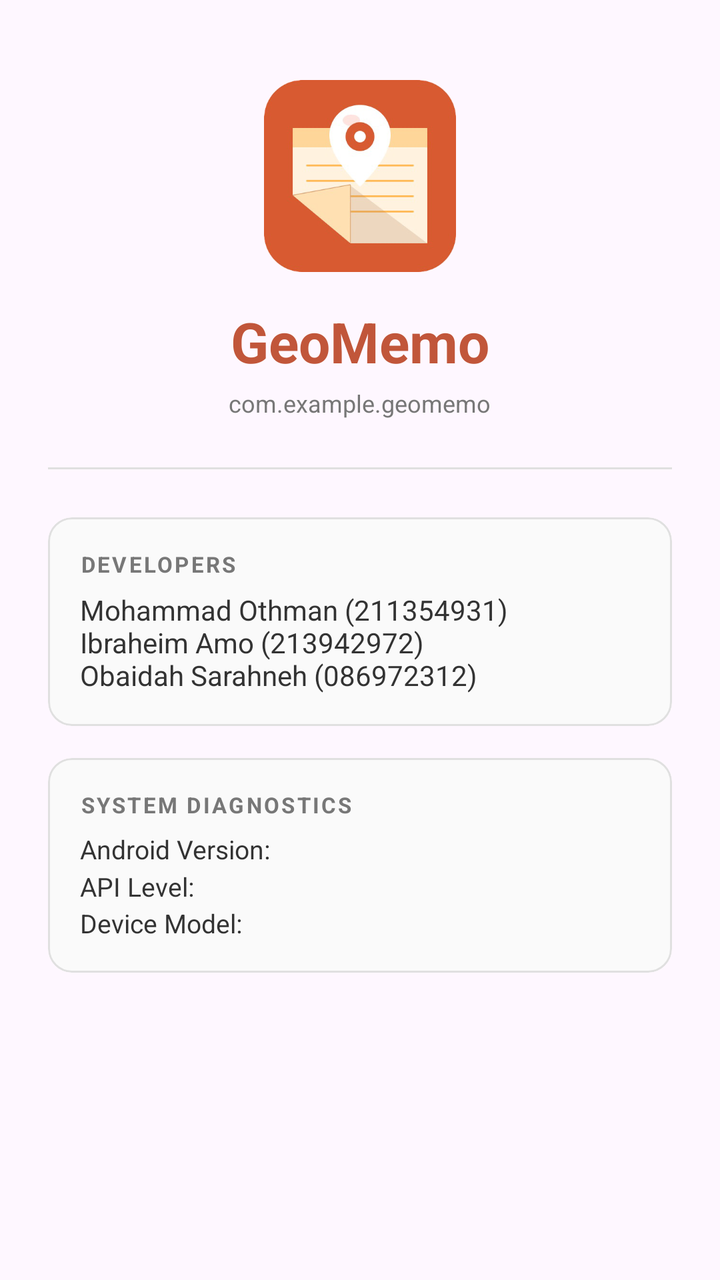
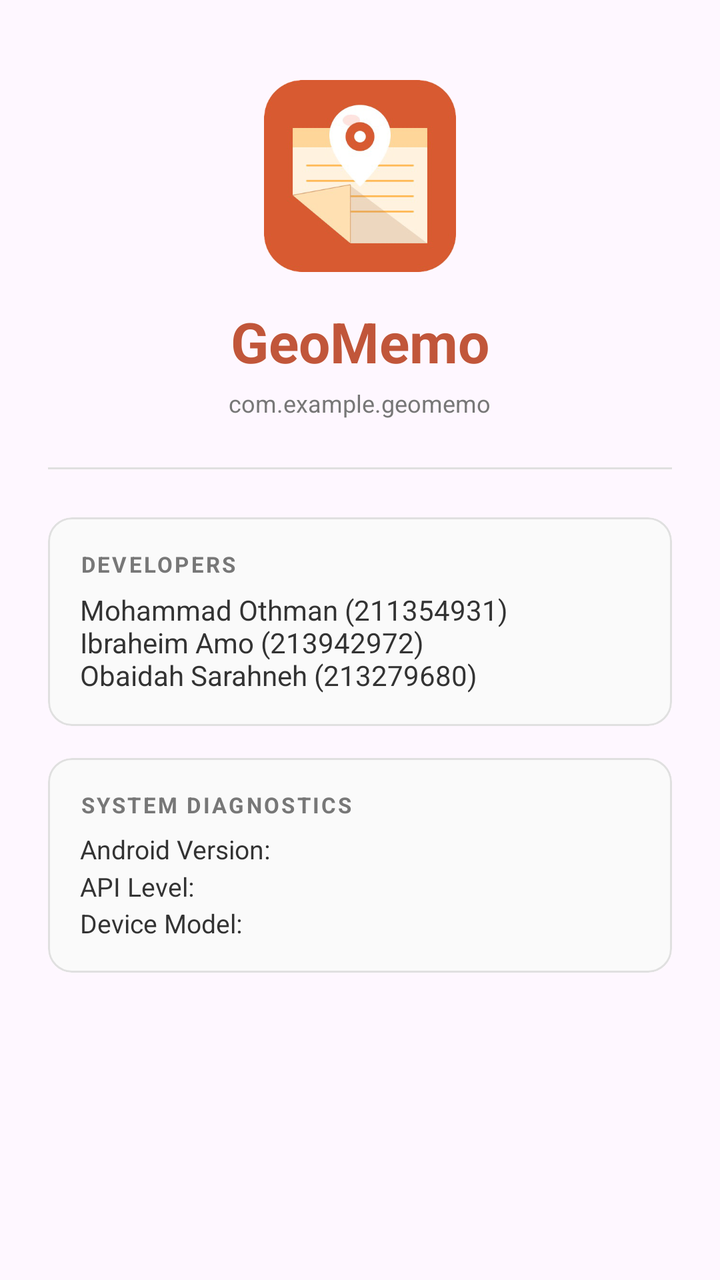

An Android layout rendered at two revisions. The XML below is the earlier revision; the diff shows what the commit changed to produce the second picture.
<!-- AndroidManifest.xml: application theme Theme.GeoMemo -->
<!-- res/layout/fragment_about.xml -->
<?xml version="1.0" encoding="utf-8"?>
<ScrollView xmlns:android="http://schemas.android.com/apk/res/android"
    xmlns:app="http://schemas.android.com/apk/res-auto"
    android:layout_width="match_parent"
    android:layout_height="match_parent"
    android:fillViewport="true">

    <LinearLayout
        android:layout_width="match_parent"
        android:layout_height="wrap_content"
        android:orientation="vertical"
        android:padding="24dp"
        android:gravity="center_horizontal">

        <ImageView
            android:layout_width="96dp"
            android:layout_height="96dp"
            android:layout_marginTop="16dp"
            android:src="@drawable/logo"
            android:contentDescription="GeoMemo Logo" />

        <TextView
            android:layout_width="wrap_content"
            android:layout_height="wrap_content"
            android:layout_marginTop="16dp"
            android:text="GeoMemo"
            android:textSize="28sp"
            android:textStyle="bold"
            android:textColor="@color/primary" />

        <TextView
            android:id="@+id/about_app_id"
            android:layout_width="wrap_content"
            android:layout_height="wrap_content"
            android:layout_marginTop="4dp"
            android:textSize="12sp"
            android:textColor="@color/text_secondary"
            android:text="com.example.geomemo" />

        <View
            android:layout_width="match_parent"
            android:layout_height="1dp"
            android:layout_marginTop="24dp"
            android:layout_marginBottom="24dp"
            android:background="@color/divider_color" />

        <com.google.android.material.card.MaterialCardView
            android:layout_width="match_parent"
            android:layout_height="wrap_content"
            app:cardCornerRadius="12dp"
            app:cardBackgroundColor="@color/card_background"
            app:strokeWidth="1dp"
            app:strokeColor="@color/divider_color">

            <LinearLayout
                android:layout_width="match_parent"
                android:layout_height="wrap_content"
                android:orientation="vertical"
                android:padding="16dp">

                <TextView
                    android:layout_width="wrap_content"
                    android:layout_height="wrap_content"
                    android:text="DEVELOPERS"
                    android:textSize="11sp"
                    android:textStyle="bold"
                    android:textColor="@color/text_secondary"
                    android:letterSpacing="0.1" />

                <TextView
                    android:id="@+id/about_students"
                    android:layout_width="match_parent"
                    android:layout_height="wrap_content"
                    android:layout_marginTop="6dp"
                    android:textSize="14sp"
                    android:textColor="@color/text_primary"
                    android:text="Mohammad Othman (211354931)\nIbraheim Amo (213942972)\nObaidah Sarahneh (086972312)" />



            </LinearLayout>

        </com.google.android.material.card.MaterialCardView>

        <com.google.android.material.card.MaterialCardView
            android:layout_width="match_parent"
            android:layout_height="wrap_content"
            android:layout_marginTop="16dp"
            app:cardCornerRadius="12dp"
            app:cardBackgroundColor="@color/card_background"
            app:strokeWidth="1dp"
            app:strokeColor="@color/divider_color">

            <LinearLayout
                android:layout_width="match_parent"
                android:layout_height="wrap_content"
                android:orientation="vertical"
                android:padding="16dp">

                <TextView
                    android:layout_width="wrap_content"
                    android:layout_height="wrap_content"
                    android:text="SYSTEM DIAGNOSTICS"
                    android:textSize="11sp"
                    android:textStyle="bold"
                    android:textColor="@color/text_secondary"
                    android:letterSpacing="0.1" />

                <TextView
                    android:id="@+id/about_system"
                    android:layout_width="match_parent"
                    android:layout_height="wrap_content"
                    android:layout_marginTop="6dp"
                    android:textSize="13sp"
                    android:textColor="@color/text_primary"
                    android:lineSpacingMultiplier="1.2"
                    android:text="Android Version: \nAPI Level: \nDevice Model: " />

            </LinearLayout>

        </com.google.android.material.card.MaterialCardView>

    </LinearLayout>

</ScrollView>
<!-- resources referenced by this layout -->
<resources>
  <color name="card_background">#FAFAFA</color>
  <color name="divider_color">#E0E0E0</color>
  <color name="primary">#C1563A</color>
  <color name="text_primary">#333333</color>
  <color name="text_secondary">#777777</color>
  <!-- drawable logo: png bitmap (drawable, 61087 bytes) -->
  <style name="Theme.GeoMemo" parent="Base.Theme.GeoMemo" />
  <style name="Base.Theme.GeoMemo" parent="Theme.Material3.DayNight.NoActionBar">
          <item name="colorPrimary">@color/primary</item>
          <item name="colorPrimaryDark">@color/primary_dark</item>
          <item name="colorAccent">@color/accent</item>
          <item name="colorControlNormal">@color/white</item>
      </style>
  <color name="primary_dark">#A04530</color>
  <color name="accent">#E8C4A8</color>
  <color name="white">#FFFFFFFF</color>
</resources>

<!-- the commit's change to res/layout/fragment_about.xml (unified diff, before → after) -->
@@ -74,7 +74,7 @@
                     android:layout_marginTop="6dp"
                     android:textSize="14sp"
                     android:textColor="@color/text_primary"
-                    android:text="Mohammad Othman (211354931)\nIbraheim Amo (213942972)\nObaidah Sarahneh (086972312)" />
+                    android:text="Mohammad Othman (211354931)\nIbraheim Amo (213942972)\nObaidah Sarahneh (213279680)" />
 
 
 
